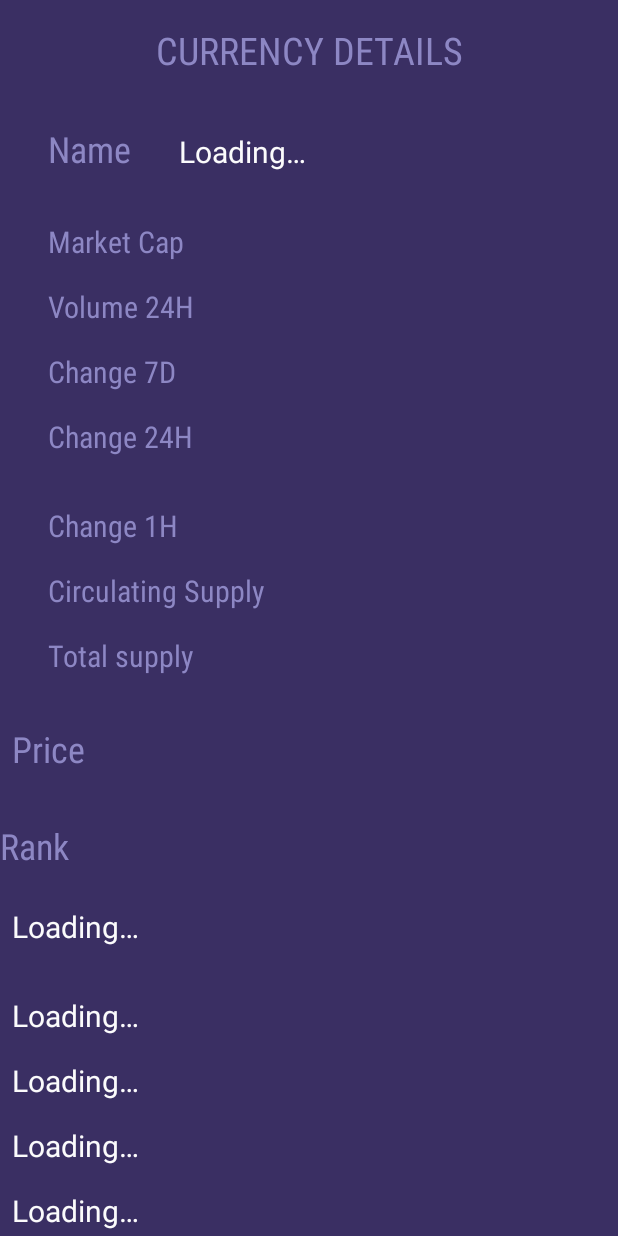
After one commit to konshensx16/playground, an Android app: the layout backup.xml on its own in the app's theme, with its tools: preview values and no code run, on a phone screen of 412 x 824 dp. The commit adds this screen. Run offline under Robolectric (Android 15) with nearby library versions, the phone set to English and light mode, and no system bars.

Commit message:
changed the currency_details into a fragment this includes changing the layout file as well, tested a lil bit but still need to do some heavy testing and check include exceptions handling .

```diff
--- a/app/src/main/java/com/example/konshensx/firstapp/Adapter.java
+++ b/app/src/main/java/com/example/konshensx/firstapp/Adapter.java
@@ -4,6 +4,9 @@ import android.content.Context;
 import android.content.Intent;
 import android.graphics.Color;
 import android.support.annotation.NonNull;
+import android.support.v4.app.Fragment;
+import android.support.v4.app.FragmentManager;
+import android.support.v4.app.FragmentTransaction;
 import android.support.v7.widget.RecyclerView;
 import android.util.Log;
 import android.view.LayoutInflater;
@@ -20,10 +23,12 @@ public class Adapter extends RecyclerView.Adapter<Adapter.myViewHolder> {
     private Context myContext;
 
     private List<Currency> mData;
+    private FragmentManager fragmentManager;
 
-    public Adapter(Context context, List<Currency> mData) {
+    public Adapter(Context context, List<Currency> mData, FragmentManager fragmentManager) {
         this.myContext = context;
         this.mData = mData;
+        this.fragmentManager = fragmentManager;
     }
 
     /**
@@ -61,18 +66,29 @@ public class Adapter extends RecyclerView.Adapter<Adapter.myViewHolder> {
         }
         myViewHolder.change.setText(String.format("%,.2f %%", mData.get(i).getQuotes().getPercentChange1H()));
         myViewHolder.itemView.setOnClickListener(new View.OnClickListener() {
-
             @Override
             public void onClick(View view) {
                 Log.d(TAG, "onClick: clicked");
-                Intent intent = new Intent(myContext, CurrencyDetails.class);
+                // replace this with a fragment instead of an activity
+                CurrencyDetails currencyDetailsFragment = CurrencyDetails.newInstance(mData.get(i).getId());
+                loadFragment(currencyDetailsFragment);
+
+                /*Intent intent = new Intent(myContext, CurrencyDetails.class);
                 int id = mData.get(i).getId();
                 intent.putExtra(EXTRA_MESSAGE, id);
                 myContext.startActivity(intent);
+                */
             }
         });
 //        myViewHolder
+    }
 
+    public void loadFragment (Fragment fragment)
+    {
+        FragmentTransaction transaction = this.fragmentManager.beginTransaction();
+        transaction.replace(R.id.frame_container, fragment, "fragment");
+        transaction.addToBackStack(null);
+        transaction.commit();
     }
 
     /**
--- a/app/src/main/java/com/example/konshensx/firstapp/CurrencyDetails.java
+++ b/app/src/main/java/com/example/konshensx/firstapp/CurrencyDetails.java
@@ -2,9 +2,14 @@ package com.example.konshensx.firstapp;
 
 import android.content.Intent;
 import android.graphics.Color;
+import android.support.annotation.NonNull;
+import android.support.annotation.Nullable;
 import android.support.v4.app.Fragment;
 import android.support.v7.app.AppCompatActivity;
 import android.os.Bundle;
+import android.view.LayoutInflater;
+import android.view.View;
+import android.view.ViewGroup;
 import android.widget.TextView;
 import android.widget.Toast;
 
@@ -14,7 +19,7 @@ import org.json.JSONObject;
 import java.math.BigDecimal;
 import java.text.DecimalFormat;
 
-public class CurrencyDetails extends AppCompatActivity implements OnTaskCompleted {
+public class CurrencyDetails extends Fragment implements OnTaskCompleted {
 
     private String jsonResponse;
     TextView nameDetailsHolderView;
@@ -29,34 +34,53 @@ public class CurrencyDetails extends AppCompatActivity implements OnTaskComplete
     TextView change24hView;
     TextView change7dView;
 
+    public CurrencyDetails() {}
+
+    @Override
+    @Nullable
+    public View onCreateView(@NonNull LayoutInflater inflater, @Nullable ViewGroup container, @Nullable Bundle savedInstanceState) {
+        return inflater.inflate(R.layout.activity_currency_details, container, false);
+    }
+
+    public void onActivityCreated(@Nullable Bundle savedInstanceState) {
+        super.onActivityCreated(savedInstanceState);
+        // get the view elements
+        // Maybe i need to put these in the "onActivityCreated" method, in case of NullPtrException
+        // TODO: some of these are returning null, REQUIRES SERIOUS ATTENTION
+        nameDetailsHolderView = getActivity().findViewById(R.id.nameDetails);
+
+        // initialize the views
+        nameHolder = getActivity().findViewById(R.id.name);
+        rankHolder = getActivity().findViewById(R.id.rank);
+        priceHolder = getActivity().findViewById(R.id.price);
+        marketCapView = getActivity().findViewById(R.id.marketcap);
+        volumeView = getActivity().findViewById(R.id.volume);
+        totalSupplyView = getActivity().findViewById(R.id.totalSupply);
+        circulatingSupplyView = getActivity().findViewById(R.id.circulatingSupply);
+        change1hView = getActivity().findViewById(R.id.change1h);
+        change24hView = getActivity().findViewById(R.id.change24h);
+        change7dView = getActivity().findViewById(R.id.change7d);
+    }
 
     @Override
     public void onCreate(Bundle savedInstanceState) {
         super.onCreate(savedInstanceState);
-        setContentView(R.layout.activity_currency_details);
+        // TODO : remove this line (useless)
+//        setContentView(R.layout.activity_currency_details);
 
+        // TODO: get rid of this because the id will be retrieved in the constructor
+
+        /*
         // get the intent that started the activity and get the string
-        Intent intent = getIntent();
+
+        Intent intent = getActivity().getIntent();
         // get the ID from the intent
         int message = intent.getIntExtra(Adapter.EXTRA_MESSAGE, 0);
+        */
+        // https://api.coinmarketcap.com/v2/ticker/1/
+        String ajaxUrl = "https://api.coinmarketcap.com/v2/ticker/" + getArguments().getInt("currency_id");
+        new Fetcher(this).execute(ajaxUrl);
 
-        // https://api.coinmarketcap.com/v2/ticker/1/
-        String ajaxUrl = "https://api.coinmarketcap.com/v2/ticker/" + message;
-        new Fetcher(this).execute(ajaxUrl);
-        // get the view elements
-        nameDetailsHolderView = findViewById(R.id.nameDetails);
-
-        // initialize the views
-        nameHolder = findViewById(R.id.name);
-        rankHolder = findViewById(R.id.rank);
-        priceHolder = findViewById(R.id.price);
-        marketCapView = findViewById(R.id.marketcap);
-        volumeView = findViewById(R.id.volume);
-        totalSupplyView = findViewById(R.id.totalSupply);
-        circulatingSupplyView = findViewById(R.id.circulatingSupply);
-        change1hView = findViewById(R.id.change1h);
-        change24hView = findViewById(R.id.change24h);
-        change7dView = findViewById(R.id.change7d);
     }
 
     @Override
@@ -111,7 +135,7 @@ public class CurrencyDetails extends AppCompatActivity implements OnTaskComplete
             totalSupplyView.setText(String.format("%,.0f $", totalSupply));
             circulatingSupplyView.setText(String.format("%,.0f %s", circulatingSupply, symbol));
 
-            setTitle(String.format("%s Details", name));
+            getActivity().setTitle(String.format("%s Details", name));
 
             change1hView.setText(String.format("%,.2f %%", percentChange1H));
             if (percentChange1H > 0)
@@ -139,4 +163,14 @@ public class CurrencyDetails extends AppCompatActivity implements OnTaskComplete
             e.printStackTrace();
         }
     }
+
+    public static CurrencyDetails newInstance(int currency_id) {
+        CurrencyDetails myFragment = new CurrencyDetails();
+
+        Bundle args = new Bundle();
+        args.putInt("currency_id", currency_id);
+        myFragment.setArguments(args);
+
+        return myFragment;
+    }
 }
--- a/app/src/main/java/com/example/konshensx/firstapp/HomeFragment.java
+++ b/app/src/main/java/com/example/konshensx/firstapp/HomeFragment.java
@@ -33,6 +33,7 @@ public class HomeFragment extends Fragment implements OnTaskCompleted {
     LinearLayoutManager linearLayoutManager;
     BottomNavigationView navigation;
     private EndlessRecyclerViewScrollListener scrollListener;
+
 //    CONSTS
     // the number of currencies to get in each request
     final int LIMIT = 10;
@@ -64,14 +65,11 @@ public class HomeFragment extends Fragment implements OnTaskCompleted {
         super.onCreate(savedInstanceState);
         try {
             linearLayoutManager = new LinearLayoutManager(getActivity());
+            this.list = new ArrayList<>();
 
-            this.list = new ArrayList<>();
-            // TODO: change the url to something simple and without any rate limit
-            // in order to fix the multiple request problem
             new Fetcher(this).execute("https://api.coinmarketcap.com/v2/ticker/?limit=10&sort=rank");
-//            new Fetcher(this).execute("https://jsonplaceholder.typicode.com/todos/1");
 
-            adapter = new Adapter(getActivity(), this.list);
+            adapter = new Adapter(getActivity(), this.list, getActivity().getSupportFragmentManager());
         } catch (Exception e) {
             e.printStackTrace();
         }
--- a/app/src/main/res/layout/activity_currency_details.xml
+++ b/app/src/main/res/layout/activity_currency_details.xml
@@ -1,15 +1,18 @@
 <?xml version="1.0" encoding="utf-8"?>
-<android.support.constraint.ConstraintLayout xmlns:android="http://schemas.android.com/apk/res/android"
+<FrameLayout
+    xmlns:android="http://schemas.android.com/apk/res/android"
     xmlns:app="http://schemas.android.com/apk/res-auto"
     xmlns:tools="http://schemas.android.com/tools"
+    android:layout_height="match_parent"
+    android:layout_width="match_parent"
+    tools:context=".CurrencyDetails">
+<android.support.constraint.ConstraintLayout
     android:layout_width="match_parent"
     android:layout_height="match_parent"
-    tools:context=".CurrencyDetails"
     android:background="@drawable/details">
-
         <TextView
             android:id="@+id/nameDetails"
-        android:layout_width="wrap_content"
+            android:layout_width="match_parent"
             android:layout_height="wrap_content"
             android:layout_marginTop="16dp"
             android:fontFamily="sans-serif-condensed"
@@ -328,3 +331,4 @@
             app:layout_constraintTop_toBottomOf="@+id/price" />
 
     </android.support.constraint.ConstraintLayout>
+</FrameLayout>
--- /dev/null
+++ b/app/src/main/res/layout/backup.xml
@@ -0,0 +1,344 @@
+<?xml version="1.0" encoding="utf-8"?>
+<LinearLayout xmlns:android="http://schemas.android.com/apk/res/android"
+    xmlns:app="http://schemas.android.com/apk/res-auto"
+    xmlns:tools="http://schemas.android.com/tools"
+    android:layout_width="match_parent"
+    android:layout_height="match_parent"
+    tools:context=".CurrencyDetails"
+    android:background="@drawable/details">
+
+    <FrameLayout
+        android:layout_width="match_parent"
+        android:layout_height="match_parent"
+        android:background="@color/colorPrimaryDark">
+
+        <LinearLayout
+            android:layout_width="match_parent"
+            android:layout_height="match_parent"
+            android:orientation="vertical">
+
+            <TextView
+                android:id="@+id/nameDetails"
+                android:layout_width="match_parent"
+                android:layout_height="wrap_content"
+                android:layout_marginTop="16dp"
+                android:fontFamily="sans-serif-condensed"
+                android:text="@string/currency_details_text"
+                android:textAlignment="center"
+                android:textColor="#8D87C4"
+                android:textSize="25sp" />
+
+            <LinearLayout
+                android:layout_width="match_parent"
+                android:layout_height="wrap_content"
+                android:orientation="horizontal"
+                android:layout_gravity="center">
+
+                <TextView
+                    android:id="@+id/textView3"
+                    android:layout_width="wrap_content"
+                    android:layout_height="wrap_content"
+                    android:layout_marginStart="32dp"
+                    android:layout_marginTop="32dp"
+                    android:fontFamily="sans-serif-condensed"
+                    android:text="@string/name_text"
+                    android:textColor="#8D87C4"
+                    android:textSize="24sp"
+                    app:layout_constraintStart_toStartOf="parent"
+                    app:layout_constraintTop_toBottomOf="@+id/nameDetails" />
+
+                <TextView
+                    android:id="@+id/name"
+                    android:layout_width="wrap_content"
+                    android:layout_height="wrap_content"
+                    android:layout_marginStart="32dp"
+                    android:layout_marginTop="32dp"
+                    android:text="@string/loading_text"
+                    android:textAlignment="center"
+                    android:textColor="#FBFBFC"
+                    android:textSize="20sp" />
+            </LinearLayout>
+
+            <TextView
+                android:id="@+id/textView10"
+                android:layout_width="wrap_content"
+                android:layout_height="wrap_content"
+                android:layout_marginStart="32dp"
+                android:layout_marginTop="32dp"
+                android:fontFamily="sans-serif-condensed"
+                android:text="@string/market_cap_text"
+                android:textColor="#8D87C4"
+                android:textSize="20sp"
+                app:layout_constraintStart_toStartOf="parent"
+                app:layout_constraintTop_toBottomOf="@+id/name" />
+
+            <TextView
+                android:id="@+id/textView11"
+                android:layout_width="wrap_content"
+                android:layout_height="wrap_content"
+                android:layout_marginStart="32dp"
+                android:layout_marginTop="16dp"
+                android:fontFamily="sans-serif-condensed"
+                android:text="@string/volume_24h_text"
+                android:textColor="#8D87C4"
+                android:textSize="20sp"
+                app:layout_constraintStart_toStartOf="parent"
+                app:layout_constraintTop_toBottomOf="@+id/textView10" />
+
+            <TextView
+                android:id="@+id/textView12"
+                android:layout_width="wrap_content"
+                android:layout_height="wrap_content"
+                android:layout_marginStart="32dp"
+                android:layout_marginTop="16dp"
+                android:fontFamily="sans-serif-condensed"
+                android:text="@string/change_7d_text"
+                android:textColor="#8D87C4"
+                android:textSize="20sp"
+                app:layout_constraintStart_toStartOf="parent"
+                app:layout_constraintTop_toBottomOf="@+id/textView9" />
+
+            <TextView
+                android:id="@+id/textView9"
+                android:layout_width="wrap_content"
+                android:layout_height="wrap_content"
+                android:layout_marginStart="32dp"
+                android:layout_marginTop="16dp"
+                android:fontFamily="sans-serif-condensed"
+                android:text="@string/change_24h_text"
+                android:textColor="#8D87C4"
+                android:textSize="20sp"
+                app:layout_constraintStart_toStartOf="parent"
+                app:layout_constraintTop_toBottomOf="@+id/textView8" />
+
+            <TextView
+                android:id="@+id/textView8"
+                android:layout_width="wrap_content"
+                android:layout_height="wrap_content"
+                android:layout_marginStart="32dp"
+                android:layout_marginTop="32dp"
+                android:fontFamily="sans-serif-condensed"
+                android:text="@string/change_1h_text"
+                android:textColor="#8D87C4"
+                android:textSize="20sp"
+                app:layout_constraintStart_toStartOf="parent"
+                app:layout_constraintTop_toBottomOf="@+id/textView2" />
+
+            <TextView
+                android:id="@+id/textView2"
+                android:layout_width="wrap_content"
+                android:layout_height="wrap_content"
+                android:layout_marginStart="32dp"
+                android:layout_marginTop="16dp"
+                android:fontFamily="sans-serif-condensed"
+                android:text="@string/circulating_supply_text"
+                android:textColor="#8D87C4"
+                android:textSize="20sp"
+                app:layout_constraintStart_toStartOf="parent"
+                app:layout_constraintTop_toBottomOf="@+id/view2" />
+
+            <TextView
+                android:id="@+id/textView7"
+                android:layout_width="wrap_content"
+                android:layout_height="wrap_content"
+                android:layout_marginStart="32dp"
+                android:layout_marginTop="16dp"
+                android:fontFamily="sans-serif-condensed"
+                android:text="@string/total_supply_text"
+                android:textColor="#8D87C4"
+                android:textSize="20sp"
+                app:layout_constraintStart_toStartOf="parent"
+                app:layout_constraintTop_toBottomOf="@+id/textView11" />
+
+            <TextView
+                android:id="@+id/textView5"
+                android:layout_width="wrap_content"
+                android:layout_height="wrap_content"
+                android:layout_marginEnd="8dp"
+                android:layout_marginStart="8dp"
+                android:layout_marginTop="32dp"
+                android:fontFamily="sans-serif-condensed"
+                android:text="@string/price_text"
+                android:textAlignment="center"
+                android:textColor="#8D87C4"
+                android:textSize="24sp"
+                app:layout_constraintEnd_toStartOf="@+id/textView6"
+                app:layout_constraintStart_toEndOf="@+id/textView3"
+                app:layout_constraintTop_toBottomOf="@+id/nameDetails" />
+
+            <TextView
+                android:id="@+id/textView6"
+                android:layout_width="wrap_content"
+                android:layout_height="wrap_content"
+                android:layout_marginEnd="32dp"
+                android:layout_marginTop="32dp"
+                android:fontFamily="sans-serif-condensed"
+                android:text="@string/rank_text"
+                android:textColor="#8D87C4"
+                android:textSize="24sp"
+                app:layout_constraintEnd_toEndOf="parent"
+                app:layout_constraintTop_toBottomOf="@+id/nameDetails" />
+
+            <TextView
+                android:id="@+id/rank"
+                android:layout_width="wrap_content"
+                android:layout_height="wrap_content"
+                android:layout_marginEnd="8dp"
+                android:layout_marginStart="8dp"
+                android:layout_marginTop="24dp"
+                android:text="@string/loading_text"
+                android:textAlignment="center"
+                android:textColor="#FBFBFC"
+                android:textSize="20sp"
+                app:layout_constraintEnd_toEndOf="@+id/textView6"
+                app:layout_constraintStart_toStartOf="@+id/textView6"
+                app:layout_constraintTop_toBottomOf="@+id/textView6" />
+
+            <TextView
+                android:id="@+id/marketcap"
+                android:layout_width="wrap_content"
+                android:layout_height="wrap_content"
+                android:layout_marginEnd="32dp"
+                android:layout_marginStart="8dp"
+                android:layout_marginTop="32dp"
+                android:text="@string/loading_text"
+                android:textAlignment="textEnd"
+                android:textColor="#FBFBFC"
+                android:textSize="20sp"
+                app:layout_constraintEnd_toEndOf="parent"
+                app:layout_constraintStart_toEndOf="@+id/textView10"
+                app:layout_constraintTop_toBottomOf="@+id/rank" />
+
+            <TextView
+                android:id="@+id/totalSupply"
+                android:layout_width="wrap_content"
+                android:layout_height="wrap_content"
+                android:layout_marginEnd="32dp"
+                android:layout_marginStart="8dp"
+                android:layout_marginTop="16dp"
+                android:text="@string/loading_text"
+                android:textAlignment="textEnd"
+                android:textColor="#FBFBFC"
+                android:textSize="20sp"
+                app:layout_constraintEnd_toEndOf="parent"
+                app:layout_constraintStart_toEndOf="@+id/textView7"
+                app:layout_constraintTop_toBottomOf="@+id/volume" />
+
+            <TextView
+                android:id="@+id/change7d"
+                android:layout_width="wrap_content"
+                android:layout_height="wrap_content"
+                android:layout_marginEnd="32dp"
+                android:layout_marginStart="8dp"
+                android:layout_marginTop="16dp"
+                android:text="@string/loading_text"
+                android:textAlignment="textEnd"
+                android:textColor="#FBFBFC"
+                android:textSize="20sp"
+                app:layout_constraintEnd_toEndOf="parent"
+                app:layout_constraintStart_toEndOf="@+id/textView12"
+                app:layout_constraintTop_toBottomOf="@+id/change24h" />
+
+            <TextView
+                android:id="@+id/change24h"
+                android:layout_width="wrap_content"
+                android:layout_height="wrap_content"
+                android:layout_marginEnd="28dp"
+                android:layout_marginStart="8dp"
+                android:layout_marginTop="16dp"
+                android:text="@string/loading_text"
+                android:textAlignment="textEnd"
+                android:textColor="#FBFBFC"
+                android:textSize="20sp"
+                app:layout_constraintEnd_toEndOf="parent"
+                app:layout_constraintStart_toEndOf="@+id/textView12"
+                app:layout_constraintTop_toBottomOf="@+id/change1h" />
+
+            <TextView
+                android:id="@+id/change1h"
+                android:layout_width="wrap_content"
+                android:layout_height="wrap_content"
+                android:layout_marginEnd="32dp"
+                android:layout_marginStart="8dp"
+                android:layout_marginTop="32dp"
+                android:text="@string/loading_text"
+                android:textAlignment="textEnd"
+                android:textColor="#FBFBFC"
+                android:textSize="20sp"
+                app:layout_constraintEnd_toEndOf="parent"
+                app:layout_constraintStart_toEndOf="@+id/textView12"
+                app:layout_constraintTop_toBottomOf="@+id/circulatingSupply" />
+
+            <TextView
+                android:id="@+id/circulatingSupply"
+                android:layout_width="wrap_content"
+                android:layout_height="wrap_content"
+                android:layout_marginEnd="28dp"
+                android:layout_marginStart="8dp"
+                android:layout_marginTop="16dp"
+                android:text="@string/loading_text"
+                android:textAlignment="textEnd"
+                android:textColor="#FBFBFC"
+                android:textSize="20sp"
+                app:layout_constraintEnd_toEndOf="parent"
+                app:layout_constraintStart_toEndOf="@+id/textView12"
+                app:layout_constraintTop_toBottomOf="@+id/view2" />
+
+            <TextView
+                android:id="@+id/volume"
+                android:layout_width="wrap_content"
+                android:layout_height="wrap_content"
+                android:layout_marginEnd="32dp"
+                android:layout_marginStart="8dp"
+                android:layout_marginTop="16dp"
+                android:text="@string/loading_text"
+                android:textAlignment="textEnd"
+                android:textColor="#FBFBFC"
+                android:textSize="20sp"
+                app:layout_constraintEnd_toEndOf="parent"
+                app:layout_constraintStart_toEndOf="@+id/textView11"
+                app:layout_constraintTop_toBottomOf="@+id/marketcap" />
+
+            <TextView
+                android:id="@+id/price"
+                android:layout_width="wrap_content"
+                android:layout_height="wrap_content"
+                android:layout_marginTop="24dp"
+                android:text="@string/loading_text"
+                android:textAlignment="center"
+                android:textColor="#FBFBFC"
+                android:textSize="20sp"
+                app:layout_constraintEnd_toEndOf="@+id/textView5"
+                app:layout_constraintStart_toStartOf="@+id/textView5"
+                app:layout_constraintTop_toBottomOf="@+id/textView5" />
+
+            <View
+                android:id="@+id/view2"
+                android:layout_width="match_parent"
+                android:layout_height="1dp"
+                android:layout_marginEnd="32dp"
+                android:layout_marginStart="32dp"
+                android:layout_marginTop="16dp"
+                android:background="#8D87C4"
+                app:layout_constraintEnd_toEndOf="parent"
+                app:layout_constraintHorizontal_bias="0.0"
+                app:layout_constraintStart_toStartOf="parent"
+                app:layout_constraintTop_toBottomOf="@+id/totalSupply" />
+
+            <View
+                android:id="@+id/view"
+                android:layout_width="match_parent"
+                android:layout_height="1dp"
+                android:layout_marginEnd="32dp"
+                android:layout_marginStart="32dp"
+                android:layout_marginTop="16dp"
+                android:background="#8D87C4"
+                app:layout_constraintEnd_toEndOf="parent"
+                app:layout_constraintStart_toStartOf="parent"
+                app:layout_constraintTop_toBottomOf="@+id/price" />
+
+        </LinearLayout>
+
+    </FrameLayout>
+
+</LinearLayout>
```
Lines whose indentation alone changed are shown as unchanged.
